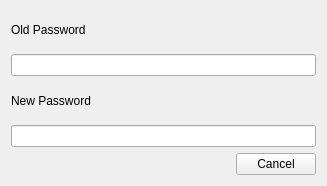
The window that src/bin/scenarist-desktop/UserInterfaceLayer/StartUp/ChangePasswordDialog.ui (dimkanovikov/KITScenarist) describes before a commit, drawn with Qt 5.
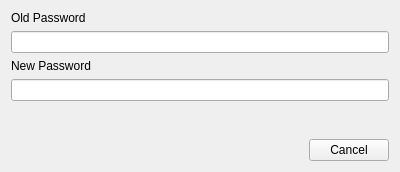
The same window after the commit. Custom widgets are drawn as their Qt base class.

What changed in the file:
```diff
--- a/src/bin/scenarist-desktop/UserInterfaceLayer/StartUp/ChangePasswordDialog.ui
+++ b/src/bin/scenarist-desktop/UserInterfaceLayer/StartUp/ChangePasswordDialog.ui
@@ -6,8 +6,8 @@
    <rect>
     <x>0</x>
     <y>0</y>
-    <width>327</width>
-    <height>186</height>
+    <width>400</width>
+    <height>172</height>
    </rect>
   </property>
   <property name="sizePolicy">
@@ -16,6 +16,12 @@
     <verstretch>0</verstretch>
    </sizepolicy>
   </property>
+  <property name="minimumSize">
+   <size>
+    <width>400</width>
+    <height>0</height>
+   </size>
+  </property>
   <property name="windowTitle">
    <string>Change password</string>
   </property>
@@ -53,6 +59,19 @@
    <item>
     <widget class="PasswordLineEdit" name="newPassword"/>
    </item>
+   <item>
+    <spacer name="verticalSpacer">
+     <property name="orientation">
+      <enum>Qt::Vertical</enum>
+     </property>
+     <property name="sizeHint" stdset="0">
+      <size>
+       <width>20</width>
+       <height>40</height>
+      </size>
+     </property>
+    </spacer>
+   </item>
    <item>
     <widget class="QDialogButtonBox" name="buttonBox">
      <property name="orientation">
```
